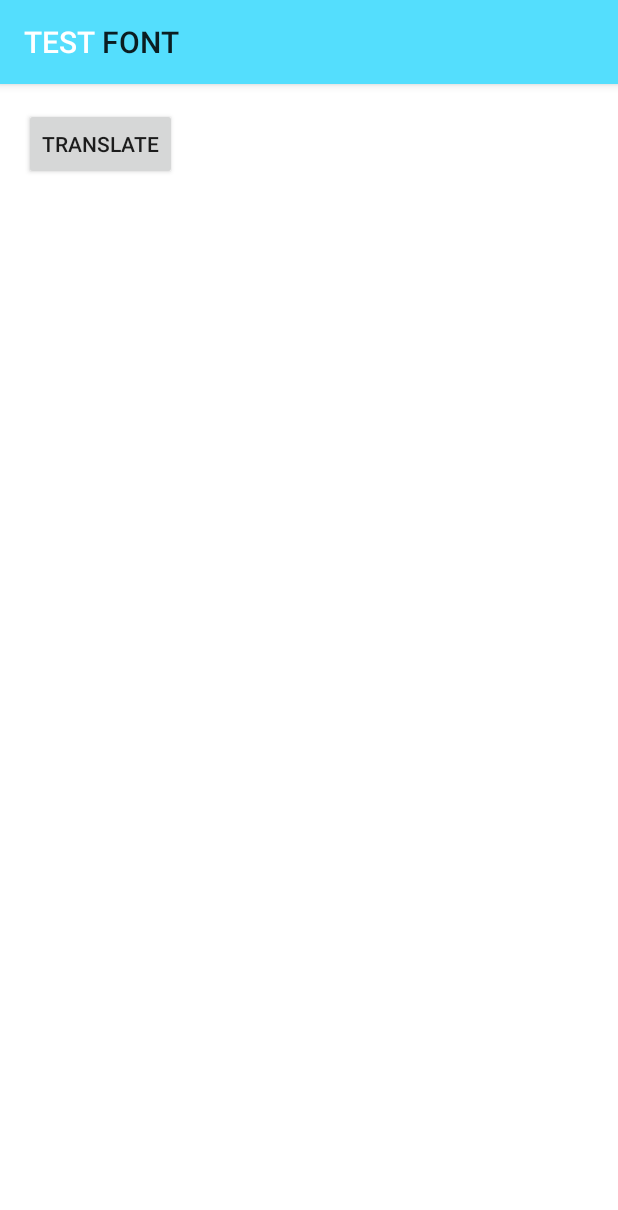
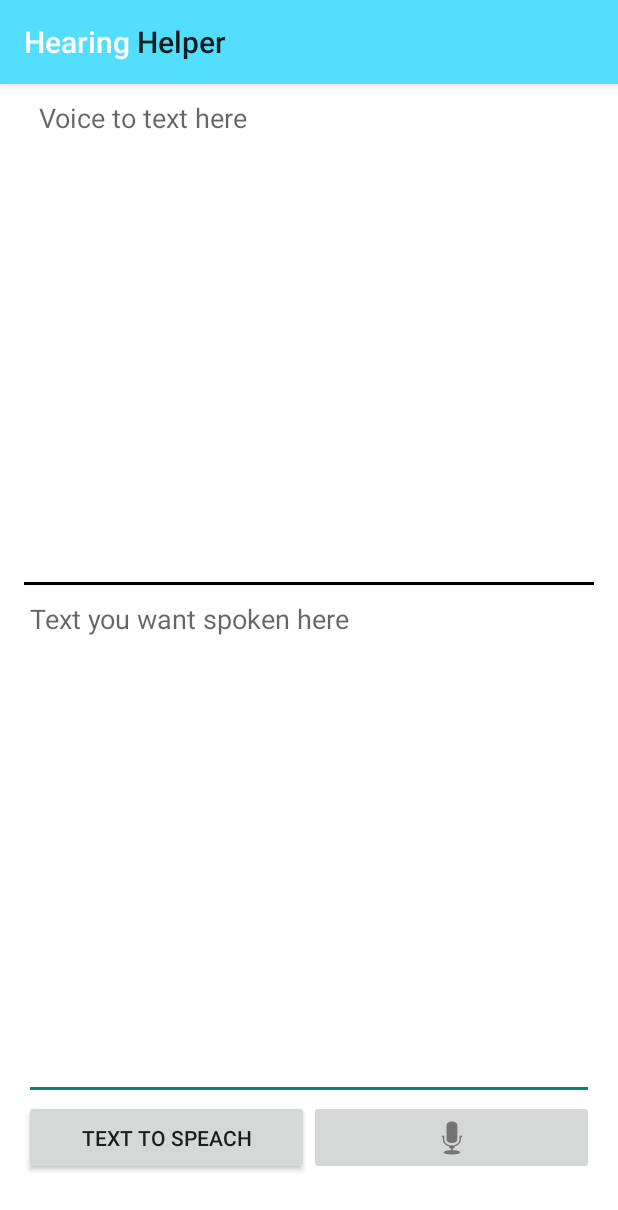
Before and after one commit to thekeenant/hearing-helper, an Android app: the screen it shows after launch (MainActivity), on a phone screen of 412 x 824 dp. Shown: the top 1210 px of the screen. Run offline under Robolectric (Android 15) with nearby library versions, the phone set to English and light mode, and no system bars.

Commit message:
migrated everything onto the main activity, now detects loud noises even outside of the app

```diff
--- a/app/src/main/AndroidManifest.xml
+++ b/app/src/main/AndroidManifest.xml
@@ -24,10 +24,6 @@
                 <category android:name="android.intent.category.LAUNCHER" />
             </intent-filter>
         </activity>
-        <activity
-            android:name=".Translate"
-            android:label="@string/title_activity_translate"
-            android:parentActivityName=".MainActivity"></activity>
 
     </application>
 
--- a/app/src/main/java/com/nocomment/providingears/MainActivity.java
+++ b/app/src/main/java/com/nocomment/providingears/MainActivity.java
@@ -1,6 +1,10 @@
 package com.nocomment.providingears;
 
 import android.app.Activity;
+import android.app.Notification;
+import android.app.NotificationManager;
+import android.app.PendingIntent;
+import android.content.ActivityNotFoundException;
 import android.content.Context;
 import android.content.Intent;
 import android.content.res.Resources;
@@ -9,6 +13,8 @@ import android.graphics.drawable.ColorDrawable;
 import android.os.AsyncTask;
 import android.os.Bundle;
 import android.os.Vibrator;
+import android.speech.RecognizerIntent;
+import android.speech.tts.TextToSpeech;
 import android.text.Spannable;
 import android.text.SpannableString;
 import android.text.style.ForegroundColorSpan;
@@ -16,23 +22,105 @@ import android.util.Log;
 import android.view.Menu;
 import android.view.MenuItem;
 import android.view.View;
+import android.widget.Button;
+import android.widget.EditText;
+import android.widget.ImageButton;
 import android.widget.TextView;
+import android.widget.Toast;
+
+import java.util.ArrayList;
+import java.util.Locale;
 
 public class MainActivity extends Activity {
 
+    protected static final int RESULT_SPEECH = 1;
+
+
     private boolean isRuning = true;
+    private ImageButton btnSpeak;
+    private TextView txtText;
+    private EditText ed1;
+    private Button b1;
+    private TextToSpeech t1;
 
     @Override
     protected void onCreate(Bundle savedInstanceState) {
         super.onCreate(savedInstanceState);
         setContentView(R.layout.activity_main);
         getActionBar().setBackgroundDrawable(new ColorDrawable(Color.parseColor("#54DEFD")));
-        Spannable text = new SpannableString("TEST FONT");
-        text.setSpan(new ForegroundColorSpan(Color.WHITE), 0, "test" .length(), Spannable.SPAN_INCLUSIVE_INCLUSIVE);
+        Spannable text = new SpannableString("Hearing Helper");
+        text.setSpan(new ForegroundColorSpan(Color.WHITE), 0, "Hearing" .length(), Spannable.SPAN_INCLUSIVE_INCLUSIVE);
         getActionBar().setTitle(text);
 
+        txtText = (TextView) findViewById(R.id.txtText);
+
+        btnSpeak = (ImageButton) findViewById(R.id.btnSpeak);
+
+        ed1 = (EditText) findViewById(R.id.editSpeak);
+
+        b1 = (Button) findViewById(R.id.speak);
+
+        btnSpeak.setOnClickListener(new View.OnClickListener() {
+
+            @Override
+            public void onClick(View v) {
+
+                Intent intent = new Intent(
+                        RecognizerIntent.ACTION_RECOGNIZE_SPEECH);
+
+                intent.putExtra(RecognizerIntent.EXTRA_LANGUAGE_MODEL, "en-US");
+
+                try {
+                    startActivityForResult(intent, RESULT_SPEECH);
+                    txtText.setText("");
+                } catch (ActivityNotFoundException a) {
+                    Toast t = Toast.makeText(getApplicationContext(),
+                            "Ops! Your device doesn't support Speech to Text",
+                            Toast.LENGTH_SHORT);
+                    t.show();
+                }
+            }
+        });
+
+        t1 = new TextToSpeech(getApplicationContext(), new TextToSpeech.OnInitListener() {
+            @Override
+            public void onInit(int status) {
+                if (status != TextToSpeech.ERROR) {
+                    t1.setSpeechRate(0.8f);
+                    t1.setLanguage(Locale.US);
+                }
+            }
+        });
+
+        b1.setOnClickListener(new View.OnClickListener() {
+            @Override
+            public void onClick(View v) {
+                String toSpeak = ed1.getText().toString();
+                Toast.makeText(getApplicationContext(), toSpeak, Toast.LENGTH_SHORT).show();
+                t1.speak(toSpeak, TextToSpeech.QUEUE_FLUSH, null);
+            }
+        });
 
         new LongOperation().execute("");
+    }
+
+    @Override
+    protected void onActivityResult(int requestCode, int resultCode, Intent data) {
+        super.onActivityResult(requestCode, resultCode, data);
+
+        switch (requestCode) {
+            case RESULT_SPEECH: {
+                if (resultCode == RESULT_OK && null != data) {
+
+                    ArrayList<String> text = data
+                            .getStringArrayListExtra(RecognizerIntent.EXTRA_RESULTS);
+
+                    txtText.setText(text.get(0));
+                }
+                break;
+            }
+
+        }
     }
 
     private class LongOperation extends AsyncTask<String, Void, String> {
@@ -53,6 +141,8 @@ public class MainActivity extends Activity {
                     v.vibrate(500);
                 }
                 Log.d("NOISE LEVEL", String.valueOf(db));
+
+
             }
             return null;
         }
@@ -70,7 +160,7 @@ public class MainActivity extends Activity {
     @Override
     protected void onPause() {
         super.onPause();
-        isRuning = false;
+        //isRuning = false;
     }
 
     @Override
@@ -94,8 +184,4 @@ public class MainActivity extends Activity {
 
         return super.onOptionsItemSelected(item);
     }
-
-    public void onTranslateClick(View view) {
-        startActivity(new Intent(getApplicationContext(), Translate.class));
-    }
 }
--- a/app/src/main/res/layout/activity_main.xml
+++ b/app/src/main/res/layout/activity_main.xml
@@ -1,18 +1,66 @@
-<RelativeLayout xmlns:android="http://schemas.android.com/apk/res/android"
-    xmlns:tools="http://schemas.android.com/tools" android:layout_width="match_parent"
-    android:layout_height="match_parent" android:paddingLeft="@dimen/activity_horizontal_margin"
+<?xml version="1.0" encoding="utf-8"?>
+<LinearLayout xmlns:android="http://schemas.android.com/apk/res/android"
+    xmlns:tools="http://schemas.android.com/tools"
+    android:layout_width="match_parent"
+    android:layout_height="match_parent"
+    android:layout_weight="18"
+    android:orientation="vertical"
+    android:paddingBottom="@dimen/activity_vertical_margin"
+    android:paddingLeft="@dimen/activity_horizontal_margin"
     android:paddingRight="@dimen/activity_horizontal_margin"
-    android:paddingTop="@dimen/activity_vertical_margin"
-    android:paddingBottom="@dimen/activity_vertical_margin" tools:context=".MainActivity"
+    tools:context="com.nocomment.providingears.Translate"
     android:background="#ffffff">
 
-    <Button
-        android:layout_width="wrap_content"
+    <TextView
+        android:id="@+id/txtText"
+        android:layout_width="fill_parent"
         android:layout_height="wrap_content"
-        android:id="@+id/button"
-        android:layout_alignParentTop="true"
-        android:layout_alignParentStart="true"
-        android:text="Translate"
-        android:onClick="onTranslateClick" />
+        android:layout_marginLeft="10dp"
+        android:layout_marginRight="10dp"
+        android:layout_marginTop="10dp"
+        android:layout_weight="8"
+        android:hint="Voice to text here"
+        android:minHeight="10dp"
+        android:minWidth="10dp"
+        android:textAppearance="?android:attr/textAppearanceLarge"
+        android:textSize="18dp"/>
 
-</RelativeLayout>
+    <View
+        android:layout_width="fill_parent"
+        android:layout_height="2dip"
+        android:background="#000" />
+
+    <EditText
+        android:id="@+id/editSpeak"
+        android:layout_width="fill_parent"
+        android:layout_height="wrap_content"
+        android:gravity="top"
+        android:layout_below="@id/txtText"
+        android:layout_weight="8"
+        android:hint="Text you want spoken here" />
+
+    <LinearLayout
+        android:layout_width="fill_parent"
+        android:layout_height="0dp"
+        android:layout_weight="2"
+        android:weightSum="2">
+
+        <Button
+            android:id="@+id/speak"
+            android:layout_width="0dp"
+            android:layout_height="50dp"
+            android:layout_below="@+id/editSpeak"
+            android:text="Text To Speach"
+            android:layout_weight="1"/>
+
+        <ImageButton
+            android:id="@+id/btnSpeak"
+            android:layout_width="0dp"
+            android:layout_height="50dp"
+            android:layout_below="@id/speak"
+            android:contentDescription="Speak to the app"
+            android:src="@android:drawable/ic_btn_speak_now"
+            android:layout_weight="1"/>
+
+    </LinearLayout>
+</LinearLayout>
--- a/app/src/main/res/values/strings.xml
+++ b/app/src/main/res/values/strings.xml
@@ -1,5 +1,5 @@
 <resources>
-    <string name="app_name">Providing Ears</string>
+    <string name="app_name">Hearing Helper</string>
 
     <string name="hello_world">Hello world!</string>
     <string name="action_settings">Settings</string>
```
Also changed, not shown: app/src/main/java/com/nocomment/providingears/Translate.java (deleted, +0 -110 lines), app/src/main/res/layout/activity_translate.xml (deleted, +0 -64 lines).
